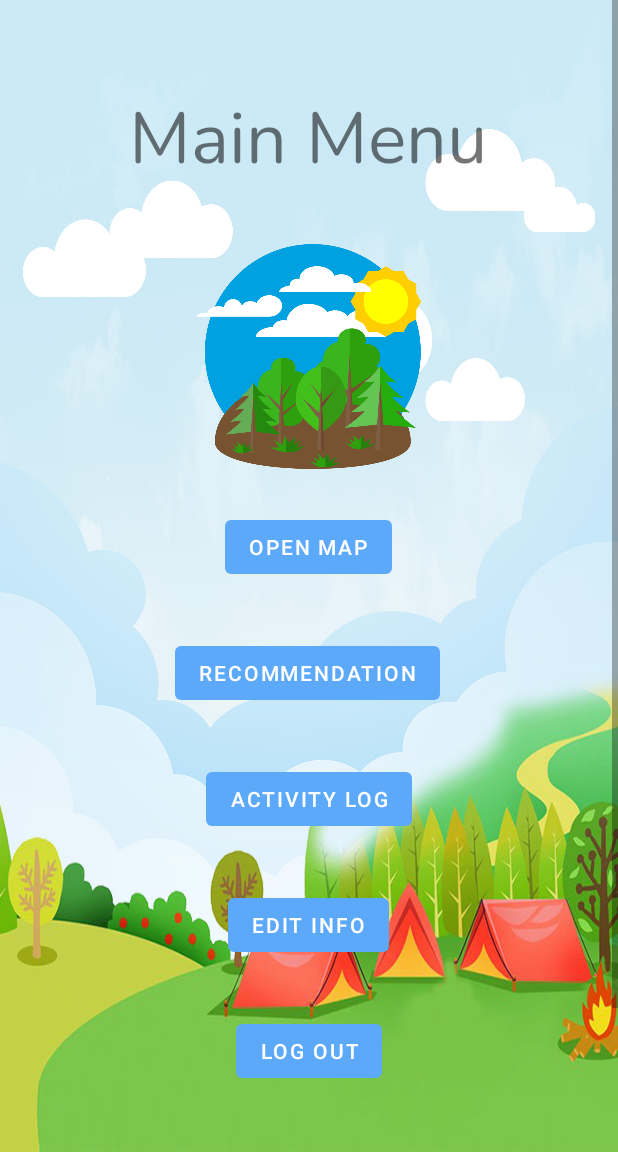
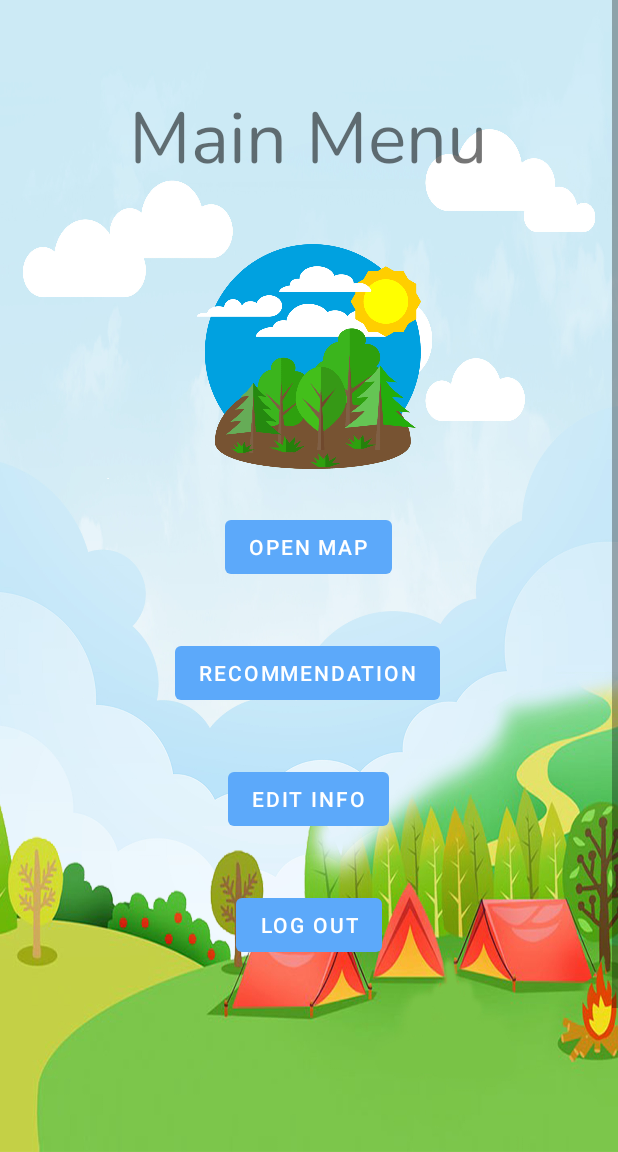
Before and after one commit to allanwu12321/zothikes, an Android app: the MainMenu screen opened directly, with no data from a screen before it, on a phone screen of 412 x 824 dp, the part 84-1236 px from its top. Run offline under Robolectric (Android 15) with nearby library versions, the phone set to English and light mode, and no system bars; our stand-ins replace Volley.

Commit message:
removed activity log

```diff
--- a/app/src/main/java/com/example/zothikes/MainMenu.kt
+++ b/app/src/main/java/com/example/zothikes/MainMenu.kt
@@ -114,11 +114,6 @@ class MainMenu : AppCompatActivity() {
             startActivity(intent)
         }
 
-        findViewById<Button>(R.id.log_button).setOnClickListener{
-            val intent = Intent(this, ActivityLog::class.java).apply{}
-            startActivity(intent)
-        }
-
         findViewById<Button>(R.id.edit_info_button).setOnClickListener{
             val intent = Intent(this, MainActivity::class.java).apply{}
             startActivity(intent)
--- a/app/src/main/res/layout/activity_main_menu.xml
+++ b/app/src/main/res/layout/activity_main_menu.xml
@@ -69,27 +69,18 @@
         app:layout_constraintTop_toBottomOf="@+id/open_map_button" />
 
     <Button
-        android:id="@+id/log_button"
-        android:layout_width="wrap_content"
-        android:layout_height="wrap_content"
-        android:layout_marginTop="36dp"
-        android:layout_weight="1"
-        android:text="@string/activity_log"
-        app:layout_constraintEnd_toEndOf="parent"
-        app:layout_constraintStart_toStartOf="parent"
-        app:layout_constraintTop_toBottomOf="@+id/recommend_button" />
-
-    <Button
         android:id="@+id/edit_info_button"
         android:layout_width="wrap_content"
         android:layout_height="wrap_content"
         android:layout_marginTop="36dp"
         android:layout_weight="1"
         android:text="@string/edit_info"
+        app:backgroundTintMode="add"
+        app:iconTint="#FFFFFF"
         app:layout_constraintEnd_toEndOf="parent"
         app:layout_constraintHorizontal_bias="0.498"
         app:layout_constraintStart_toStartOf="parent"
-        app:layout_constraintTop_toBottomOf="@+id/log_button" />
+        app:layout_constraintTop_toBottomOf="@+id/recommend_button" />
 
     <Button
         android:id="@+id/logout_button"
--- a/app/src/main/res/values/strings.xml
+++ b/app/src/main/res/values/strings.xml
@@ -33,6 +33,6 @@
     <string name="activity">Activity</string>
     <string name="log_out">Log Out</string>
     <string name="login_with_google">Login with Google</string>
-    <string name="welcome_to_zothikes">Welcome to ZotHikes</string>
+    <string name="welcome_to_zothikes">Welcome to Zot Hikes</string>
     <string name="to_get_started_please_login_with_your_google_account">To get started, please login with your Google Account:</string>
 </resources>
```
Also changed, not shown: app/src/main/res/drawable/icons8_pencil_64.png (added).
